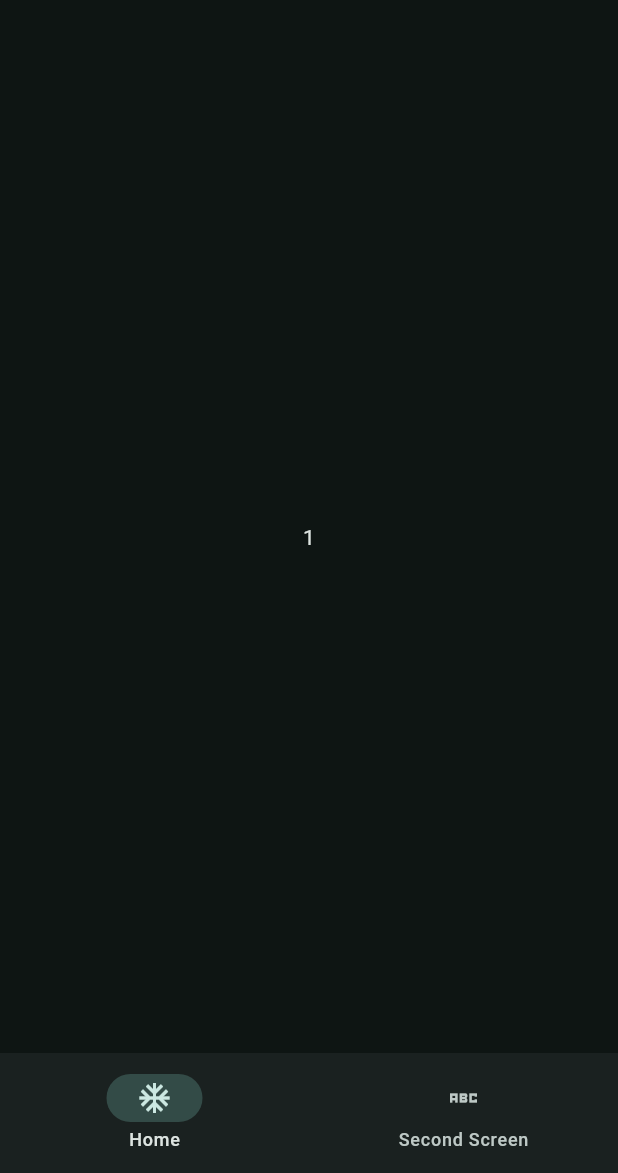
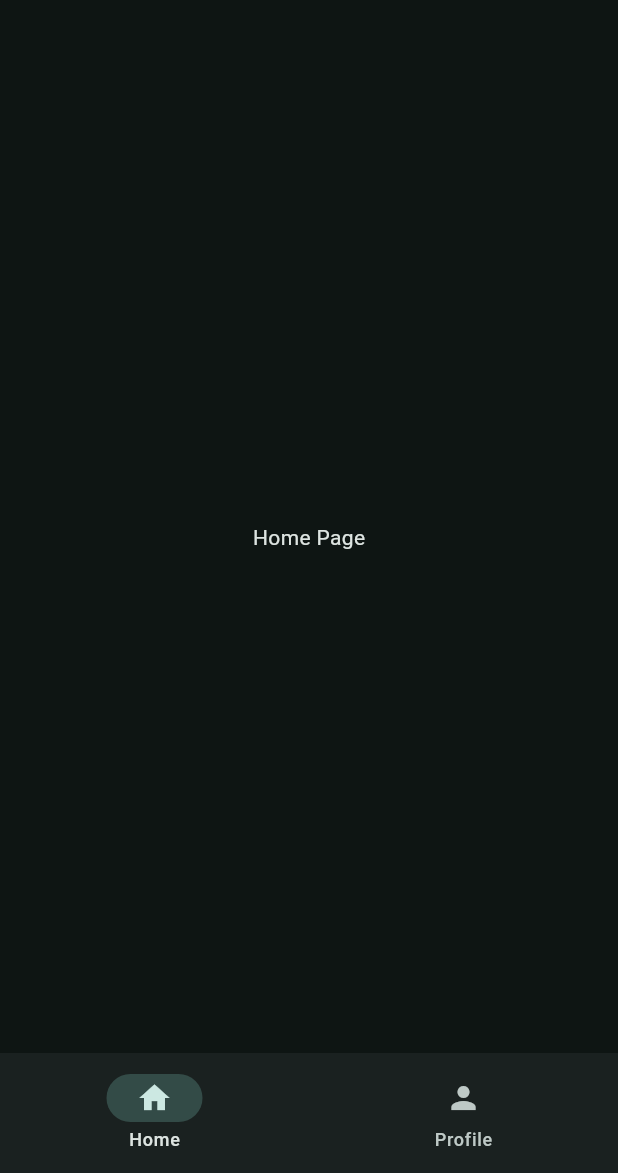
Before and after one commit to ignatius2138/learning_flutter, a Flutter app: the screen it shows after launch, on a phone screen of 412 x 824 dp, the part 63-1236 px from its top. Run offline on Flutter 3.47's test engine with Material 3 defaults, Android fonts, the phone set to English and light mode, and no system bars.

Commit message:
Reactor main dart file into separate files and used Value Notifier

```diff
--- /dev/null
+++ b/lib/data/notifiers.dart
@@ -0,0 +1,3 @@
+import 'package:flutter/cupertino.dart';
+
+ValueNotifier<int> selectedPageNotifier = ValueNotifier(0);
--- a/lib/main.dart
+++ b/lib/main.dart
@@ -1,4 +1,5 @@
 import 'package:flutter/material.dart';
+import 'package:flutter_test_app/views/widget_tree.dart';
 
 void main() {
   runApp(const MyApp());
@@ -30,32 +31,9 @@ class MyHomePage extends StatefulWidget {
 }
 
 class _MyHomePageState extends State<MyHomePage> {
-  int currentIndex = 0;
 
   @override
   Widget build(BuildContext context) {
-    return Scaffold(
-      appBar: AppBar(title: Text("Kydja"), centerTitle: true),
-      body: currentIndex == 0
-          ? Center(child: Text("1"),
-      )
-          : Center(child: Text("2"),
-      ),
-      bottomNavigationBar: NavigationBar(
-        destinations: [
-          NavigationDestination(icon: Icon(Icons.ac_unit), label: "Home"),
-          NavigationDestination(
-            icon: Icon(Icons.abc_sharp),
-            label: "Second Screen",
-          ),
-        ],
-        onDestinationSelected: (value) {
-          setState(() {
-            currentIndex = value;
-          });
-        },
-        selectedIndex: currentIndex,
-      ),
-    );
+    return WidgetTree();
   }
 }
--- /dev/null
+++ b/lib/views/pages/home_page.dart
@@ -0,0 +1,11 @@
+import 'package:flutter/material.dart';
+
+class HomePage extends StatelessWidget {
+  const HomePage({super.key});
+
+  @override
+  Widget build(BuildContext context) {
+    return Center(child: Text("Home Page"),
+    );
+  }
+}
--- /dev/null
+++ b/lib/views/pages/profile.dart
@@ -0,0 +1,11 @@
+import 'package:flutter/material.dart';
+
+class ProfilePage extends StatelessWidget {
+  const ProfilePage({super.key});
+
+  @override
+  Widget build(BuildContext context) {
+    return Center(child: Text("Profile Page"),
+    );
+  }
+}
--- /dev/null
+++ b/lib/views/widget_tree.dart
@@ -0,0 +1,26 @@
+import 'package:flutter/material.dart';
+import 'package:flutter_test_app/data/notifiers.dart';
+import 'package:flutter_test_app/views/pages/home_page.dart';
+import 'package:flutter_test_app/views/pages/profile.dart';
+import 'package:flutter_test_app/views/widgets/navBar_widget.dart';
+
+List<Widget> pages = [
+  HomePage(),
+  ProfilePage()
+];
+
+class WidgetTree extends StatelessWidget {
+  const WidgetTree({super.key});
+
+  @override
+  Widget build(BuildContext context) {
+    return Scaffold(
+        appBar: AppBar(title: Text("Kydja"), centerTitle: true),
+        body: ValueListenableBuilder(valueListenable: selectedPageNotifier,
+            builder: (context, selectedPage, child) {
+              return pages.elementAt(selectedPage);
+            },),
+        bottomNavigationBar: NavbarWidget()
+    );
+  }
+}
--- /dev/null
+++ b/lib/views/widgets/navBar_widget.dart
@@ -0,0 +1,28 @@
+import 'package:flutter/material.dart';
+import 'package:flutter_test_app/data/notifiers.dart';
+
+class NavbarWidget extends StatelessWidget {
+  const NavbarWidget({super.key});
+
+  @override
+  Widget build(BuildContext context) {
+    return ValueListenableBuilder(
+      valueListenable: selectedPageNotifier,
+      builder: (context, selectedPage, child) {
+        return NavigationBar(
+          destinations: [
+            NavigationDestination(icon: Icon(Icons.home), label: "Home"),
+            NavigationDestination(
+              icon: Icon(Icons.person),
+              label: "Profile",
+            ),
+          ],
+          onDestinationSelected: (value) {
+            selectedPageNotifier.value = value;
+          },
+          selectedIndex: selectedPage,
+        );
+      },
+    );
+  }
+}
```
